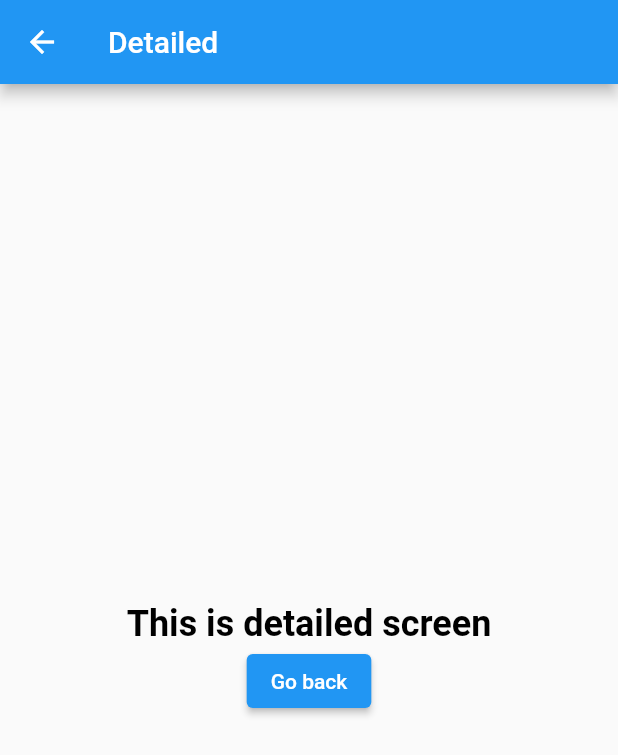
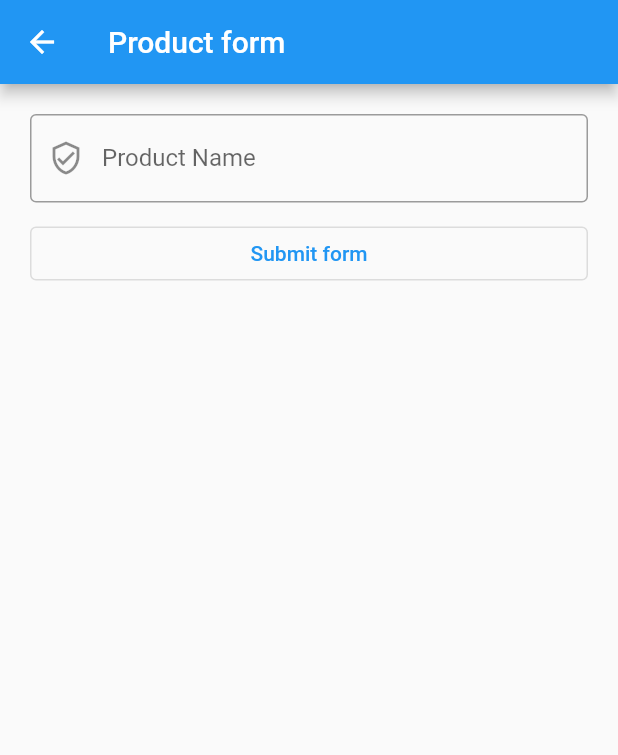
Before and after one commit to Dharani-Mediwave/flutterlearn, a Flutter app: the screen it shows after launch, after a tap on "Get Started", on a phone screen of 412 x 824 dp. Shown: the top 755 px of the screen. Run offline on Flutter 3.47's test engine with Material 2 defaults, Android fonts, the phone set to English and light mode, and no system bars; our stand-ins replace flutter_rating_bar, flutter_svg_provider, font_awesome_flutter.

Commit message:
Added TextFormField

```diff
--- a/lib/forms/HomePage.dart
+++ b/lib/forms/HomePage.dart
@@ -1,5 +1,6 @@
 import 'package:flutter/material.dart';
 import 'package:flutterlearn/forms/DetailedPage.dart';
+import 'package:flutterlearn/forms/ProductForm.dart';
 
 class HomePage extends StatelessWidget {
   const HomePage({super.key});
@@ -28,7 +29,7 @@ class HomePage extends StatelessWidget {
               Navigator.push(
                 context,
                 MaterialPageRoute(builder: (context) {
-                  return const DetailedPage();
+                  return const ProductForm();
                 }),
               );
             },
--- /dev/null
+++ b/lib/forms/ProductForm.dart
@@ -0,0 +1,65 @@
+import 'package:flutter/material.dart';
+import 'package:flutterlearn/forms/DetailedPage.dart';
+
+class ProductForm extends StatefulWidget {
+  const ProductForm({super.key});
+
+  @override
+  State<ProductForm> createState() => _ProductFormState();
+}
+
+class _ProductFormState extends State<ProductForm> {
+  var _productName = "";
+  final _productController = TextEditingController();
+
+  @override
+  Widget build(BuildContext context) {
+    return Scaffold(
+      appBar: AppBar(title: const Text("Product form")),
+      body: Container(
+        padding: const EdgeInsets.all(20.0),
+        // decoration: BoxDecoration(border: Border.all(color: Colors.grey)),
+        child: ListView(
+          children: [
+            TextFormField(
+              // onChanged: (value) => _updateText(value),
+              controller: _productController,
+              decoration: const InputDecoration(
+                labelText: "Product Name",
+                prefixIcon: Icon(Icons.verified_user_outlined),
+                border: OutlineInputBorder(),
+              ),
+            ),
+            const SizedBox(height: 10.0),
+            OutlinedButton(
+              onPressed: () {
+                Navigator.push(
+                  context,
+                  MaterialPageRoute(builder: (context) {
+                    return DetailedPage(
+                      productName: _productName,
+                    );
+                  }),
+                );
+              },
+              child: const Text("Submit form"),
+            ),
+          ],
+        ),
+      ),
+    );
+  }
+
+  @override
+  void initState() {
+    super.initState();
+    _productController.addListener(_updateText);
+  }
+
+  void _updateText() {
+    setState(() {
+      // _productName = value;
+      _productName = _productController.text;
+    });
+  }
+}
```
Also changed, not shown: lib/forms/DetailedPage.dart (+16 -1 lines).
